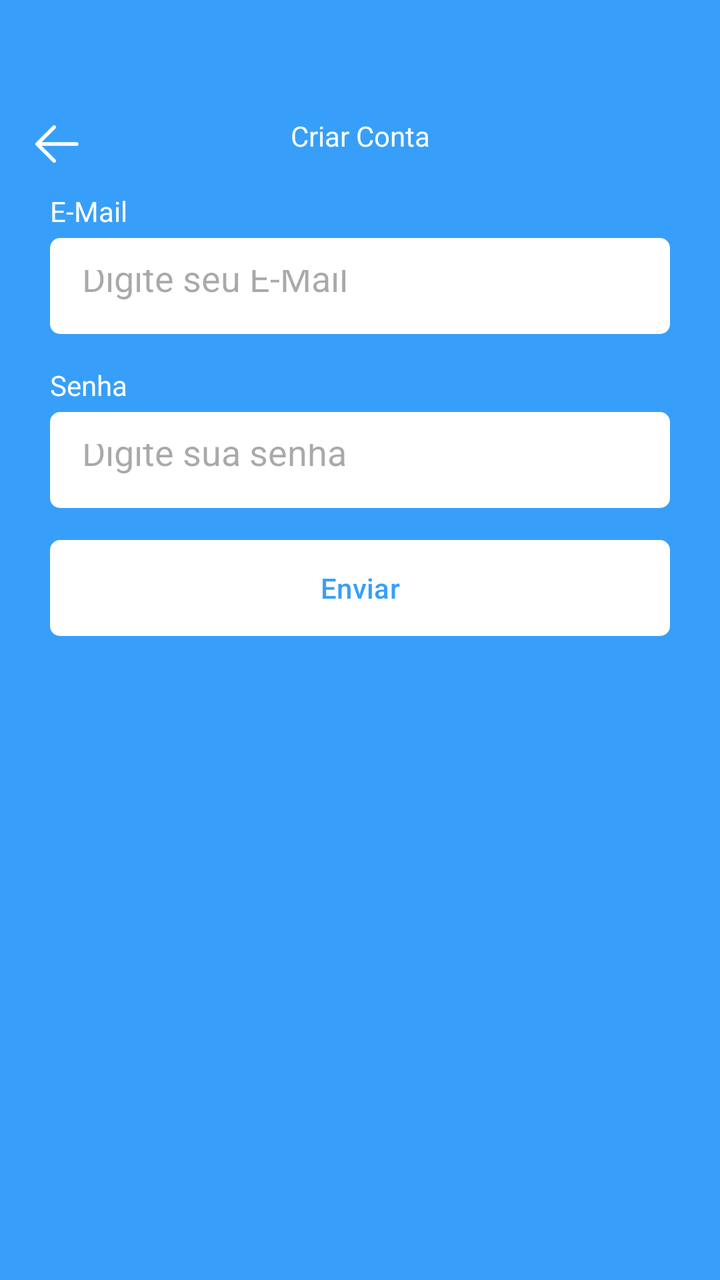
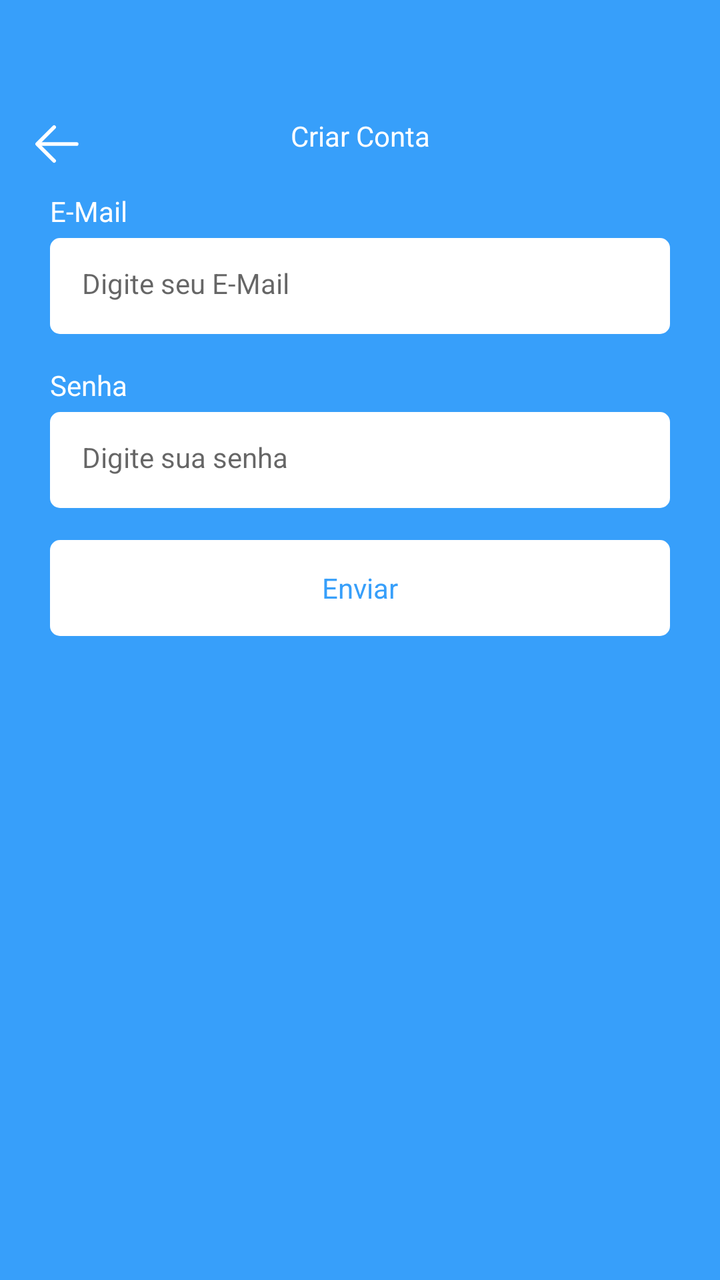

An Android layout rendered at two revisions. The XML below is the earlier revision; the diff shows what the commit changed to produce the second picture.
<!-- AndroidManifest.xml: application theme Theme.Task -->
<!-- res/layout/fragment_register.xml -->
<?xml version="1.0" encoding="utf-8"?>
<ScrollView xmlns:android="http://schemas.android.com/apk/res/android"
    xmlns:tools="http://schemas.android.com/tools"
    android:layout_width="match_parent"
    android:layout_height="match_parent"
    xmlns:app="http://schemas.android.com/apk/res-auto"
    tools:context=".ui.auth.RegisterFragment"
    android:fillViewport="true">

    <LinearLayout
        android:id="@+id/linearLayout1"
        android:layout_width="match_parent"
        android:layout_height="wrap_content"
        android:orientation="vertical">

        <com.google.android.material.appbar.MaterialToolbar
            android:id="@+id/toolbar"
            android:layout_width="match_parent"
            android:layout_height="wrap_content"
            app:navigationIcon="@drawable/ic_back"
            android:paddingTop="40dp">

            <TextView
                android:layout_width="wrap_content"
                android:layout_height="wrap_content"
                android:text="Criar Conta"
                android:textColor="@color/white"
                android:layout_gravity="center_horizontal"/>

        </com.google.android.material.appbar.MaterialToolbar>

        <LinearLayout
            android:id="@+id/LinearLayout2"
            android:layout_width="match_parent"
            android:layout_height="wrap_content"
            android:orientation="vertical"
            android:paddingLeft="25dp"
            android:paddingRight="25dp">

            <TextView
                android:layout_width="wrap_content"
                android:layout_height="wrap_content"
                android:text="E-Mail"
                android:textColor="@color/white"/>

            <EditText
                android:id="@+id/edittextEmail"
                android:layout_width="match_parent"
                android:layout_height="48dp"
                android:hint="Digite seu E-Mail"
                android:inputType="textEmailAddress"
                android:padding="16dp"
                android:layout_marginTop="4dp"
                android:background="@drawable/bg_edit_text"/>

            <TextView
                android:layout_width="wrap_content"
                android:layout_height="wrap_content"
                android:text="Senha"
                android:textColor="@color/white"
                android:layout_marginTop="16dp"/>

            <EditText
                android:id="@+id/edittextSenha"
                android:layout_width="match_parent"
                android:layout_height="48dp"
                android:hint="Digite sua senha"
                android:inputType="textPassword"
                android:padding="16dp"
                android:layout_marginTop="4dp"
                android:background="@drawable/bg_edit_text"/>

            <com.google.android.material.button.MaterialButton
                android:id="@+id/buttonRegister"
                android:layout_width="match_parent"
                android:layout_height="wrap_content"
                android:text="Enviar"
                android:textColor="@color/color_default"
                android:backgroundTint="@null"
                android:layout_marginTop="16dp"
                app:backgroundTint="@null"
                android:background="@drawable/bg_btn"/>

            <ProgressBar
                android:layout_width="wrap_content"
                android:layout_height="wrap_content"
                android:indeterminateTint="@color/white"
                android:layout_gravity="center"
                android:id="@+id/progressBar"
                android:layout_marginTop="8dp"
                android:visibility="invisible"
                tools:visibility="visible"/>
        </LinearLayout>

    </LinearLayout>

</ScrollView>
<!-- resources referenced by this layout -->
<resources>
  <color name="color_default">#379FFA</color>
  <color name="white">#FFFFFFFF</color>
  <!-- drawable bg_btn (drawable) -->
  <?xml version="1.0" encoding="utf-8"?>
  <shape xmlns:android="http://schemas.android.com/apk/res/android"
      android:shape="rectangle">
  
      <solid android:color="@color/white"/>
      <corners android:radius="5dp"/>
  
  </shape>
  <!-- drawable bg_edit_text (drawable) -->
  <?xml version="1.0" encoding="utf-8"?>
  <shape xmlns:android="http://schemas.android.com/apk/res/android"
      android:shape="rectangle">
  
      <solid android:color="@color/white"/>
      <corners android:radius="5dp"/>
  
  </shape>
  <!-- drawable ic_back (drawable) -->
  <vector xmlns:android="http://schemas.android.com/apk/res/android"
      android:width="30dp"
      android:height="30dp"
      android:viewportWidth="1024"
      android:viewportHeight="1024">
    <path
        android:pathData="M224,480h640a32,32 0,1 1,0 64H224a32,32 0,0 1,0 -64z"
        android:fillColor="#FFFFFF"/>
    <path
        android:pathData="m237.2,512 l265.4,265.3a32,32 0,0 1,-45.3 45.3l-288,-288a32,32 0,0 1,0 -45.3l288,-288a32,32 0,1 1,45.3 45.3L237.2,512z"
        android:fillColor="#FFFFFF"/>
  </vector>
  <style name="Theme.Task" parent="Base.Theme.Task" />
  <style name="Base.Theme.Task" parent="Theme.Material3.DayNight.NoActionBar">
          
          <item name="colorPrimary">@color/color_default</item>
          <item name="colorPrimaryVariant">@color/color_default</item>
          <item name="android:windowBackground">@color/color_default</item>
      </style>
</resources>

<!-- the commit's change to res/layout/fragment_register.xml (unified diff, before → after) -->
@@ -23,7 +23,7 @@
             <TextView
                 android:layout_width="wrap_content"
                 android:layout_height="wrap_content"
-                android:text="Criar Conta"
+                android:text="@string/create_account_buttom"
                 android:textColor="@color/white"
                 android:layout_gravity="center_horizontal"/>
 
@@ -40,23 +40,23 @@
             <TextView
                 android:layout_width="wrap_content"
                 android:layout_height="wrap_content"
-                android:text="E-Mail"
+                android:text="@string/email"
                 android:textColor="@color/white"/>
 
             <EditText
                 android:id="@+id/edittextEmail"
                 android:layout_width="match_parent"
                 android:layout_height="48dp"
-                android:hint="Digite seu E-Mail"
+                android:hint="@string/insert_email"
                 android:inputType="textEmailAddress"
                 android:padding="16dp"
                 android:layout_marginTop="4dp"
-                android:background="@drawable/bg_edit_text"/>
+                style="@style/EditTextTheme"/>
 
             <TextView
                 android:layout_width="wrap_content"
                 android:layout_height="wrap_content"
-                android:text="Senha"
+                android:text="@string/senha"
                 android:textColor="@color/white"
                 android:layout_marginTop="16dp"/>
 
@@ -64,22 +64,19 @@
                 android:id="@+id/edittextSenha"
                 android:layout_width="match_parent"
                 android:layout_height="48dp"
-                android:hint="Digite sua senha"
+                android:hint="@string/insert_password"
                 android:inputType="textPassword"
                 android:padding="16dp"
                 android:layout_marginTop="4dp"
-                android:background="@drawable/bg_edit_text"/>
+                style="@style/EditTextTheme"/>
 
             <com.google.android.material.button.MaterialButton
                 android:id="@+id/buttonRegister"
                 android:layout_width="match_parent"
                 android:layout_height="wrap_content"
-                android:text="Enviar"
-                android:textColor="@color/color_default"
-                android:backgroundTint="@null"
+                android:text="@string/send_buttom"
                 android:layout_marginTop="16dp"
-                app:backgroundTint="@null"
-                android:background="@drawable/bg_btn"/>
+                style="@style/ButtomTheme"/>
 
             <ProgressBar
                 android:layout_width="wrap_content"
<!-- resource entries referenced after the edit -->
@@ -33,6 +33,23 @@
         android:pathData="m237.2,512 l265.4,265.3a32,32 0,0 1,-45.3 45.3l-288,-288a32,32 0,0 1,0 -45.3l288,-288a32,32 0,1 1,45.3 45.3L237.2,512z"
         android:fillColor="#FFFFFF"/>
   </vector>
+  <string name="create_account_buttom">Criar Conta</string>
+  <string name="email">E-Mail</string>
+  <string name="insert_email">Digite seu E-Mail</string>
+  <string name="insert_password">Digite sua senha</string>
+  <string name="send_buttom">Enviar</string>
+  <string name="senha">Senha</string>
+  <style name="ButtomTheme" parent="Theme.MaterialComponents.DayNight.NoActionBar">
+          <item name="android:background">@drawable/bg_btn</item>
+          <item name="android:textAllCaps">false</item>
+          <item name="android:textColor">@color/color_default</item>
+          <item name="backgroundTint">@null</item>
+      </style>
+  <style name="EditTextTheme" parent="Theme.MaterialComponents.DayNight.NoActionBar">
+          <item name="android:background">@drawable/bg_edit_text</item>
+          <item name="android:padding">16dp</item>
+          <item name="android:textSize">14sp</item>
+      </style>
   <style name="Theme.Task" parent="Base.Theme.Task" />
   <style name="Base.Theme.Task" parent="Theme.Material3.DayNight.NoActionBar">
           
